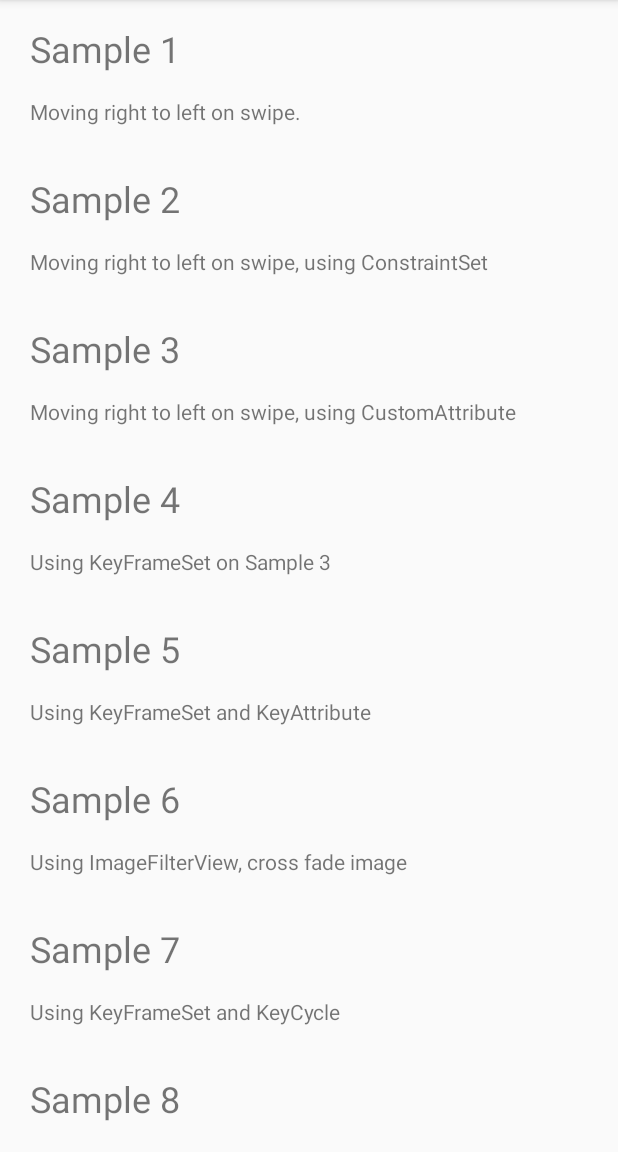
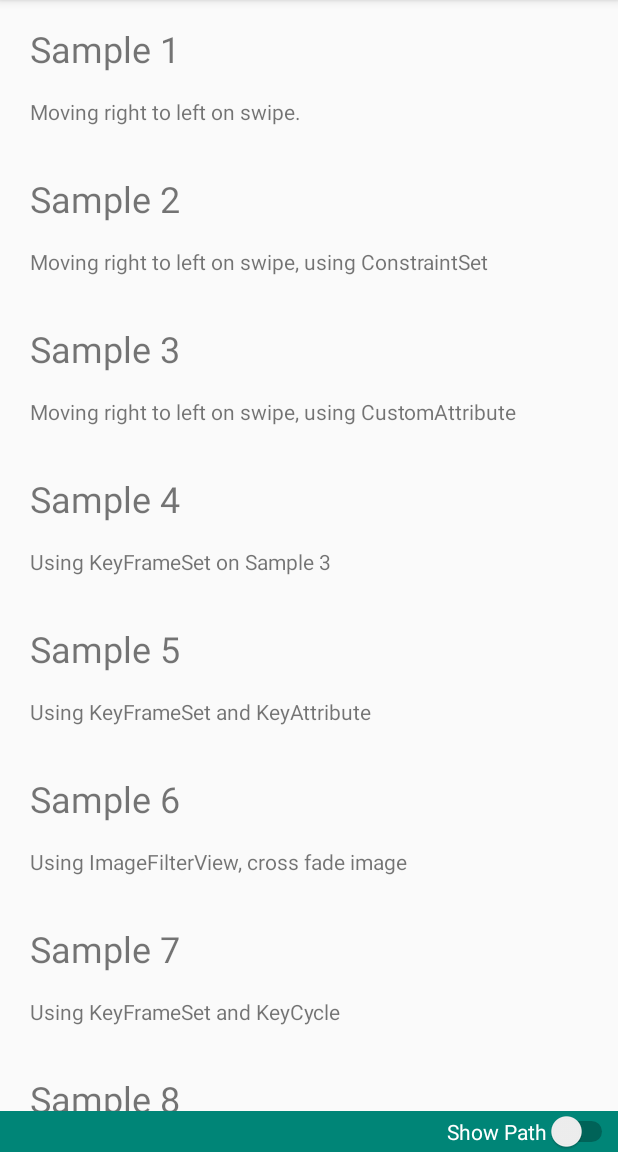
Before and after one commit to ticktakclock/MotionLayoutSamaple, an Android app: the screen it shows after launch (MainActivity), on a phone screen of 412 x 824 dp, the part 84-1236 px from its top. Run offline under Robolectric (Android 15) with nearby library versions, the phone set to English and light mode, and no system bars.

Commit message:
Add show path switch

```diff
--- a/app/src/main/java/com/github/ticktakclock/motionlayoutsample/MainActivity.kt
+++ b/app/src/main/java/com/github/ticktakclock/motionlayoutsample/MainActivity.kt
@@ -7,6 +7,8 @@ import androidx.recyclerview.widget.LinearLayoutManager
 import kotlinx.android.synthetic.main.activity_main.*
 
 class MainActivity : AppCompatActivity() {
+
+    private var isShowPath = false
 
     private val dataset = arrayOf(
         Sample("Sample 1", "Moving right to left on swipe.", R.layout.motion_01),
@@ -26,18 +28,22 @@ class MainActivity : AppCompatActivity() {
     override fun onCreate(savedInstanceState: Bundle?) {
         super.onCreate(savedInstanceState)
         setContentView(R.layout.activity_main)
-        val viewManager= LinearLayoutManager(this)
+        val viewManager = LinearLayoutManager(this)
         val mainSampleAdapter = MainSampleAdapter(dataset)
         this.main_motions_rclv.apply {
             setHasFixedSize(true)
             layoutManager = viewManager
             adapter = mainSampleAdapter
         }
+        this.main_show_path_sw.setOnCheckedChangeListener { _, isChecked ->
+            isShowPath = isChecked
+        }
     }
 
     fun start(activity: Class<*>, resId: Int) {
         val intent = Intent(this, activity).apply {
             putExtra("layout_res_id", resId)
+            putExtra("isShowPath", isShowPath)
         }
         startActivity(intent)
 
--- a/app/src/main/res/layout/activity_main.xml
+++ b/app/src/main/res/layout/activity_main.xml
@@ -8,11 +8,22 @@
 
     <androidx.recyclerview.widget.RecyclerView
         android:id="@+id/main_motions_rclv"
-        android:layout_width="match_parent"
-        android:layout_height="match_parent"
-        app:layout_constraintBottom_toBottomOf="parent"
+        android:layout_width="0dp"
+        android:layout_height="0dp"
+        app:layout_constraintBottom_toTopOf="@+id/main_show_path_sw"
         app:layout_constraintEnd_toEndOf="parent"
         app:layout_constraintStart_toStartOf="parent"
         app:layout_constraintTop_toTopOf="parent" />
 
+    <Switch
+        android:id="@+id/main_show_path_sw"
+        android:layout_width="0dp"
+        android:layout_height="wrap_content"
+        android:background="@color/colorPrimary"
+        android:text="Show Path"
+        android:textAlignment="textEnd"
+        android:textColor="@android:color/white"
+        app:layout_constraintBottom_toBottomOf="parent"
+        app:layout_constraintEnd_toEndOf="parent"
+        app:layout_constraintStart_toStartOf="parent" />
 </androidx.constraintlayout.widget.ConstraintLayout>
```
Also changed, not shown: app/src/main/java/com/github/ticktakclock/motionlayoutsample/SampleActivity.kt (+9 -1 lines).
